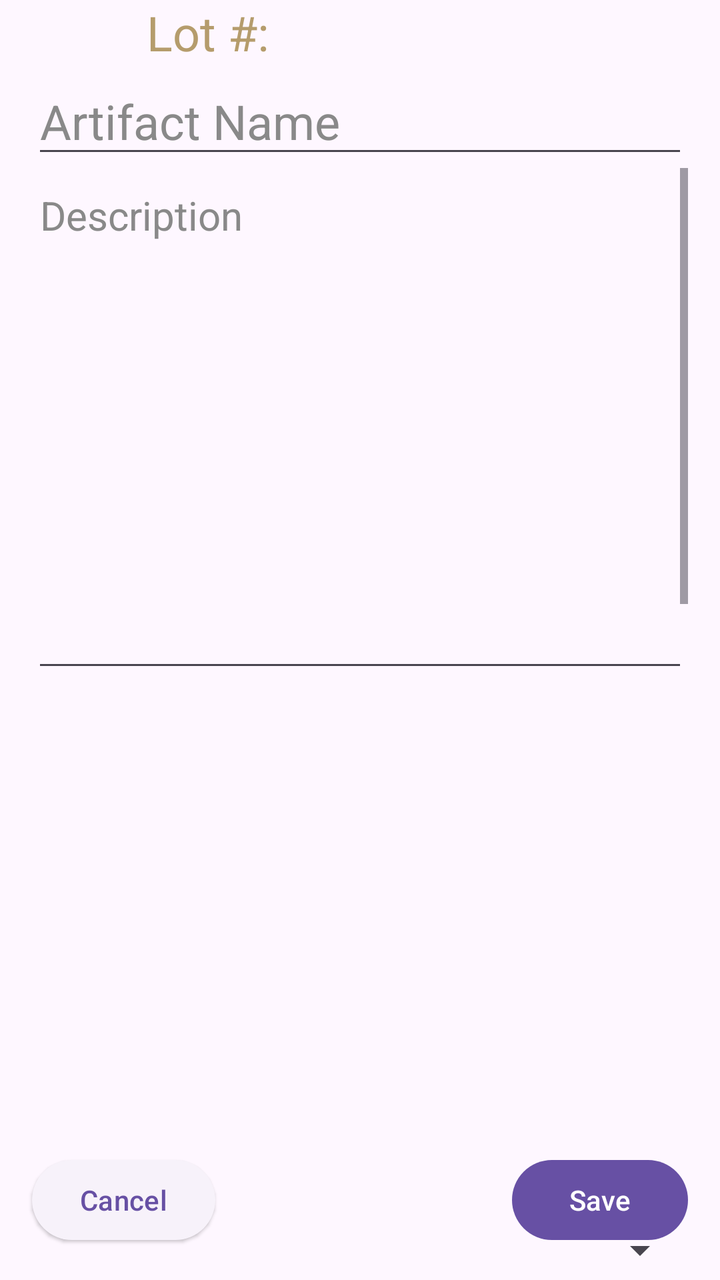
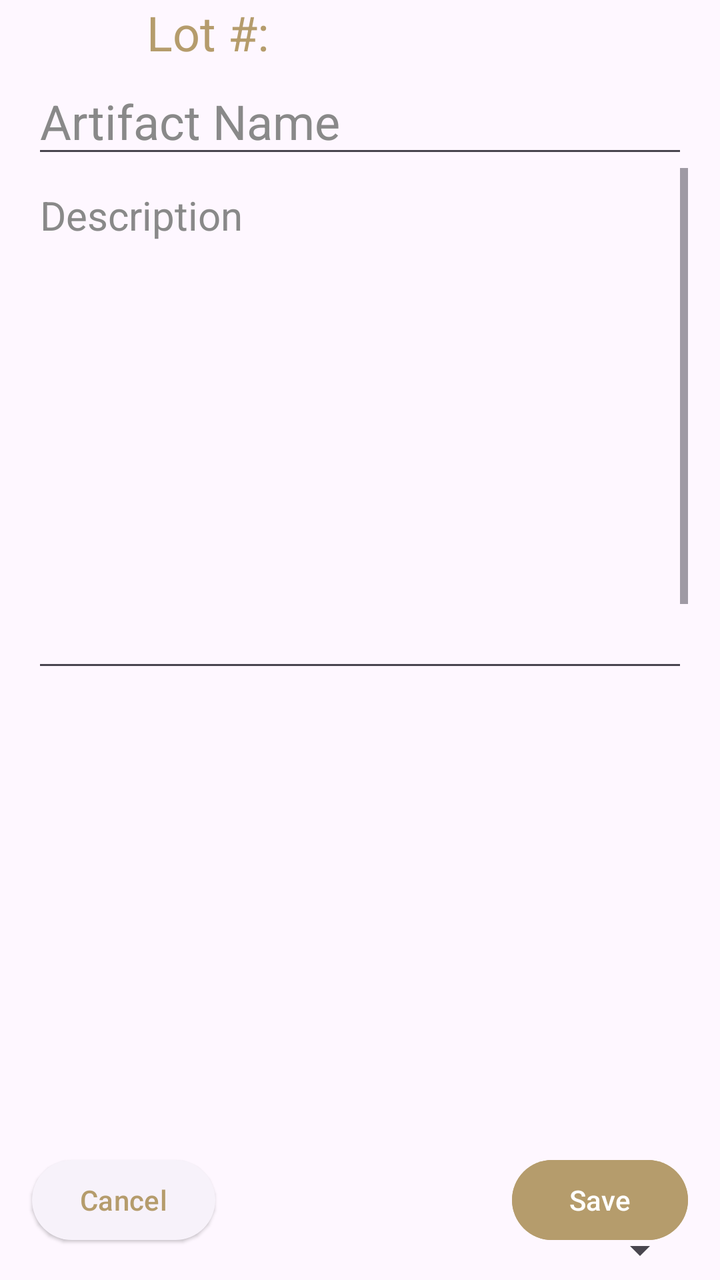

Before-and-after screenshots of an Android layout around one commit, followed by the original layout XML and the change that was made.
<!-- AndroidManifest.xml: application theme Theme.B07DemoSummer2024 -->
<!-- res/layout/fragment_edit_artifact.xml -->
<?xml version="1.0" encoding="utf-8"?>
<androidx.constraintlayout.widget.ConstraintLayout xmlns:android="http://schemas.android.com/apk/res/android"
    xmlns:app="http://schemas.android.com/apk/res-auto"
    xmlns:tools="http://schemas.android.com/tools"
    android:id="@+id/ConstraintLayout"
    android:layout_width="match_parent"
    android:layout_height="match_parent"
    tools:context=".EditArtifactFragment">

    <LinearLayout
        android:id="@+id/linearLayout"
        android:layout_width="match_parent"
        android:layout_height="34dp"
        android:orientation="horizontal"
        app:layout_constraintTop_toTopOf="parent"
        tools:layout_editor_absoluteX="1dp">

        <TextView
            android:id="@+id/textView3"
            android:layout_width="wrap_content"
            android:layout_height="match_parent"
            android:layout_weight="1"
            android:text="Lot #: "
            android:textAlignment="center"
            android:textColor="@color/lightgold"
            android:textSize="24sp" />

        <TextView
            android:id="@+id/textViewLotNumber"
            android:layout_width="wrap_content"
            android:layout_height="match_parent"
            android:layout_weight="1"
            android:textColor="@color/lightgold"
            android:textSize="24sp" />

    </LinearLayout>

    <EditText
        android:id="@+id/editTextName"
        android:layout_width="match_parent"
        android:layout_height="50dp"
        android:layout_marginStart="16dp"
        android:layout_marginEnd="16dp"
        android:layout_weight="1"
        android:ems="10"
        android:hint="Artifact Name"
        android:inputType="text"
        android:textAlignment="viewStart"
        android:textColor="@color/white"
        android:textColorHint="@color/editor_hint"
        android:textSize="24sp"
        app:layout_constraintEnd_toEndOf="parent"
        app:layout_constraintStart_toStartOf="parent"
        app:layout_constraintTop_toBottomOf="@+id/linearLayout" />

    <ScrollView
        android:id="@+id/scrollView2"
        android:layout_width="0dp"
        android:layout_height="0dp"
        android:layout_marginStart="16dp"
        android:layout_marginEnd="16dp"
        android:layout_marginBottom="16dp"
        app:layout_constraintBottom_toTopOf="@+id/buttonCancel"
        app:layout_constraintEnd_toEndOf="parent"
        app:layout_constraintHorizontal_bias="0.0"
        app:layout_constraintStart_toStartOf="parent"
        app:layout_constraintTop_toBottomOf="@+id/editTextName">

        <LinearLayout
            android:layout_width="match_parent"
            android:layout_height="wrap_content"
            android:orientation="vertical">

            <EditText
                android:id="@+id/editTextArtifactDescription"
                android:layout_width="match_parent"
                android:layout_height="wrap_content"
                android:ems="10"
                android:gravity="center|start|top"
                android:hint="Description"
                android:inputType="textMultiLine"
                android:lines="10"
                android:scrollbarAlwaysDrawVerticalTrack="true"
                android:scrollbars="vertical"
                android:textColor="@color/white"
                android:textColorHint="@color/editor_hint"
                android:textSize="20sp" />

            <ImageView
                android:id="@+id/imageArtifact"
                android:layout_width="200dp"
                android:layout_height="200dp"
                android:layout_gravity="center_horizontal"
                android:layout_marginTop="16dp"
                android:contentDescription="Artifact Image"
                android:scaleType="centerCrop" />

            <Button
                android:id="@+id/buttonSelectImage"
                android:layout_width="wrap_content"
                android:layout_height="wrap_content"
                android:layout_gravity="center_horizontal"
                android:layout_marginTop="8dp"
                android:text="Select Image" />

            <Spinner
                android:id="@+id/spinnerArtifactCategory"
                android:layout_width="match_parent"
                android:layout_height="wrap_content"
                android:spinnerMode="dropdown" />

            <Spinner
                android:id="@+id/spinnerArtifactMaterial"
                android:layout_width="match_parent"
                android:layout_height="wrap_content"
                android:spinnerMode="dropdown" />

            <Spinner
                android:id="@+id/spinnerDynasty"
                android:layout_width="match_parent"
                android:layout_height="wrap_content"
                android:spinnerMode="dropdown" />

            <EditText
                android:id="@+id/editTextCulturalOrigin"
                android:layout_width="match_parent"
                android:layout_height="wrap_content"
                android:ems="10"
                android:hint="Cultural Origin"
                android:inputType="text"
                android:textColor="@color/white"
                android:textColorHint="@color/editor_hint"
                android:textSize="20sp" />

            <EditText
                android:id="@+id/editTextDimensions"
                android:layout_width="match_parent"
                android:layout_height="wrap_content"
                android:ems="10"
                android:hint="Dimensions"
                android:inputType="text"
                android:textColor="@color/white"
                android:textColorHint="@color/editor_hint"
                android:textSize="20sp" />

            <EditText
                android:id="@+id/editTextConditionReport"
                android:layout_width="match_parent"
                android:layout_height="wrap_content"
                android:ems="10"
                android:hint="Condition"
                android:inputType="text"
                android:textColor="@color/white"
                android:textColorHint="@color/editor_hint"
                android:textSize="20sp" />

            <EditText
                android:id="@+id/editTextCurrentLocation"
                android:layout_width="match_parent"
                android:layout_height="wrap_content"
                android:ems="10"
                android:hint="Current Location"
                android:inputType="text"
                android:textColor="@color/white"
                android:textColorHint="@color/editor_hint"
                android:textSize="20sp" />

            <EditText
                android:id="@+id/editTextAcquisitionMethod"
                android:layout_width="match_parent"
                android:layout_height="wrap_content"
                android:ems="10"
                android:hint="Acquisition Method"
                android:inputType="text"
                android:textColor="@color/white"
                android:textColorHint="@color/editor_hint"
                android:textSize="20sp" />

            <EditText
                android:id="@+id/editTextProvenance"
                android:layout_width="match_parent"
                android:layout_height="wrap_content"
                android:ems="10"
                android:hint="Provenance"
                android:inputType="text"
                android:textColor="@color/white"
                android:textColorHint="@color/editor_hint"
                android:textSize="20sp" />

            <EditText
                android:id="@+id/editTextAccessionNumber"
                android:layout_width="match_parent"
                android:layout_height="wrap_content"
                android:ems="10"
                android:hint="Accession Number"
                android:inputType="text"
                android:textColor="@color/white"
                android:textColorHint="@color/editor_hint"
                android:textSize="20sp" />

            <EditText
                android:id="@+id/editTextNotes"
                android:layout_width="match_parent"
                android:layout_height="131dp"
                android:ems="10"
                android:gravity="start|top"
                android:hint="Notes"
                android:inputType="textMultiLine"
                android:lines="6"
                android:scrollbarAlwaysDrawVerticalTrack="true"
                android:textColor="@color/white"
                android:textColorHint="@color/editor_hint"
                android:textSize="20sp" />
        </LinearLayout>
    </ScrollView>

    <Button
        android:id="@+id/buttonCancel"
        style="@style/Widget.Material3.Button.ElevatedButton"
        android:layout_width="wrap_content"
        android:layout_height="wrap_content"
        android:layout_marginStart="16dp"
        android:layout_marginBottom="16dp"
        android:text="Cancel"
        app:layout_constraintBottom_toBottomOf="parent"
        app:layout_constraintStart_toStartOf="parent" />

    <Button
        android:id="@+id/buttonSave"
        android:layout_width="wrap_content"
        android:layout_height="wrap_content"
        android:layout_marginEnd="16dp"
        android:layout_marginBottom="16dp"
        android:text="Save"
        app:layout_constraintBottom_toBottomOf="parent"
        app:layout_constraintEnd_toEndOf="parent" />

</androidx.constraintlayout.widget.ConstraintLayout>
<!-- resources referenced by this layout -->
<resources>
  <color name="editor_hint">#FF898989</color>
  <color name="lightgold">#B59C6C</color>
  <color name="white">#FFFFFFFF</color>
  <style name="Theme.B07DemoSummer2024" parent="Base.Theme.B07DemoSummer2024" />
  <style name="Base.Theme.B07DemoSummer2024" parent="Theme.Material3.DayNight.NoActionBar">
          
          
          <item name="android:statusBarColor">@color/softblack</item>
          <item name="android:navigationBarColor">@color/softblack</item>
      </style>
  <color name="softblack">#161515</color>
</resources>

<!-- the commit's change to res/layout/fragment_edit_artifact.xml (unified diff, before → after) -->
@@ -101,7 +101,9 @@
                 android:layout_height="wrap_content"
                 android:layout_gravity="center_horizontal"
                 android:layout_marginTop="8dp"
-                android:text="Select Image" />
+                android:backgroundTint="@color/lightgold"
+                android:text="Select Image"
+                android:textColor="@color/white" />
 
             <Spinner
                 android:id="@+id/spinnerArtifactCategory"
@@ -222,6 +224,7 @@
         android:layout_marginStart="16dp"
         android:layout_marginBottom="16dp"
         android:text="Cancel"
+        android:textColor="@color/lightgold"
         app:layout_constraintBottom_toBottomOf="parent"
         app:layout_constraintStart_toStartOf="parent" />
 
@@ -231,7 +234,9 @@
         android:layout_height="wrap_content"
         android:layout_marginEnd="16dp"
         android:layout_marginBottom="16dp"
+        android:backgroundTint="@color/lightgold"
         android:text="Save"
+        android:textColor="@color/white"
         app:layout_constraintBottom_toBottomOf="parent"
         app:layout_constraintEnd_toEndOf="parent" />
 
